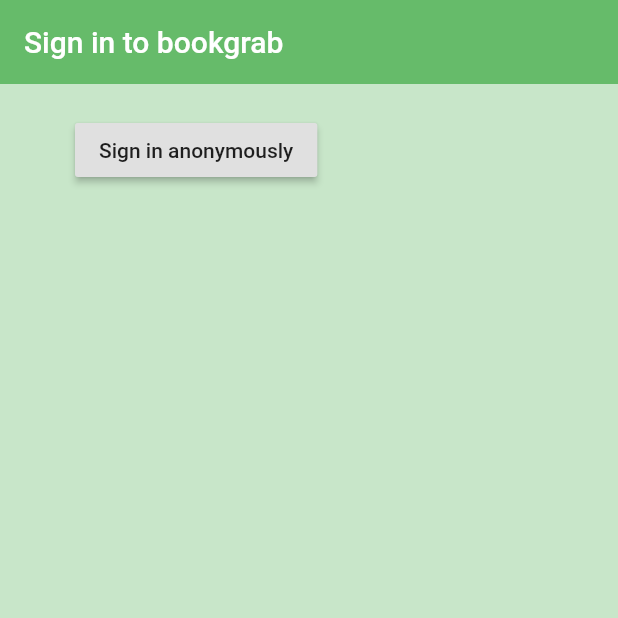
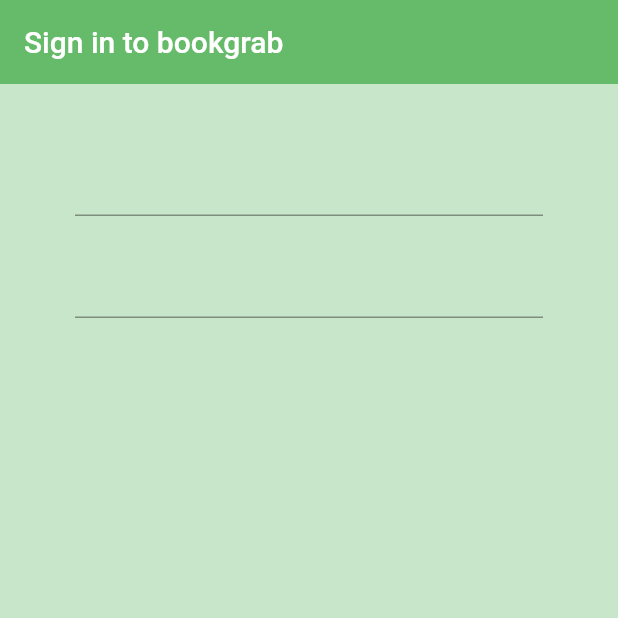
Before and after one commit to ChicoState/BookGrab, a Flutter app: the screen it shows after launch, on a phone screen of 412 x 824 dp, the top half of it. Run offline on Flutter 3.47's test engine with Material 2 defaults, Android fonts, the phone set to English and light mode, and no system bars; our stand-ins replace firebase_auth; accounts and stored records are empty.

Commit message:
Added email form field at top, password form field at bottom with obscured text.

```diff
--- a/book_grab/lib/screens/authenticate/sign_in.dart
+++ b/book_grab/lib/screens/authenticate/sign_in.dart
@@ -27,22 +27,37 @@ class _SignInState extends State<SignIn> {
       body: Container(
         padding: EdgeInsets.symmetric(vertical: 20.0, horizontal: 50.0),
 
-        child: RaisedButton(
-          child: Text('Sign in anonymously'),
-          onPressed: ()async {
-            dynamic result = await _auth.signInAnon();
-            if (result == null){
-              print('error signing in');
-            }
-            else{
+        child: Form(
+          child: Column(
+            children: <Widget>[
+              SizedBox(height: 20.0),
+              //text field for email with onchanged prop val is contents of formfield, every time value in formfield changes this runs
+              TextFormField(
+                onChanged: (val) {
 
-              print('signed in');
-              print(result.uid);
-            }
 
-          },
+                }
+              ),
+              //sized box for spacing
+              SizedBox(height: 20.0),
+              //password form field, obscure text
+              TextFormField(
+                  obscureText: true,
+                  onChanged: (val){
+
+
+
+                }
+
+              ),
+
+            ],
+
+
+          ),
+
+
         ),
-
 
       ),
 
--- a/book_grab/lib/screens/wrapper.dart
+++ b/book_grab/lib/screens/wrapper.dart
@@ -9,7 +9,7 @@ class Wrapper extends StatelessWidget {
     //return either Home or authenticate widget
 
     final user = Provider.of<User>(context);
-    print(user);
+   // print(user);
 
     //return home or auth widget based on null/user val, these are the two screens which depend on the status of the user object.
 
```
Also changed, not shown: 1 other file.
